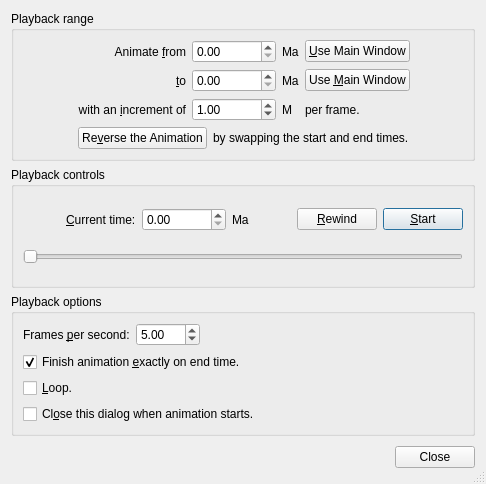
First picture: the form in src/qt-widgets/AnimateDialogUi.ui, repository GPlates/GPlates, before the edit.
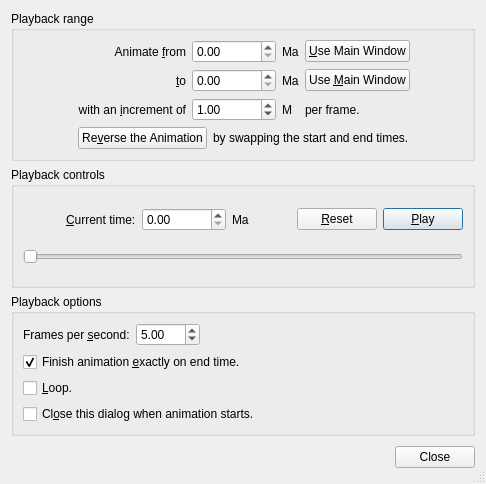
Second picture: the form after the edit. Icons and pictures are not drawn.

```diff
--- a/src/qt-widgets/AnimateDialogUi.ui
+++ b/src/qt-widgets/AnimateDialogUi.ui
@@ -313,7 +313,7 @@
            <bool>true</bool>
           </property>
           <property name="text" >
-           <string>&amp;Rewind</string>
+           <string>&amp;Reset</string>
           </property>
           <property name="icon" >
            <iconset resource="../qt-resources/qt_widgets.qrc" >:/gnome_media_skip_backward_22.png</iconset>
@@ -332,7 +332,7 @@
         <item>
          <widget class="QPushButton" name="button_Start" >
           <property name="text" >
-           <string>&amp;Start</string>
+           <string>&amp;Play</string>
           </property>
           <property name="icon" >
            <iconset resource="../qt-resources/qt_widgets.qrc" >:/gnome_media_playback_start_22.png</iconset>
@@ -389,7 +389,7 @@
         <item>
          <widget class="QLabel" name="label_Frames_per_second" >
           <property name="text" >
-           <string>Frames &amp;per second:</string>
+           <string>Frames per &amp;second:</string>
           </property>
           <property name="buddy" >
            <cstring>widget_Frames_per_second</cstring>
```
Left out of the diff: 2 changed lines with no effect on the pictures.
